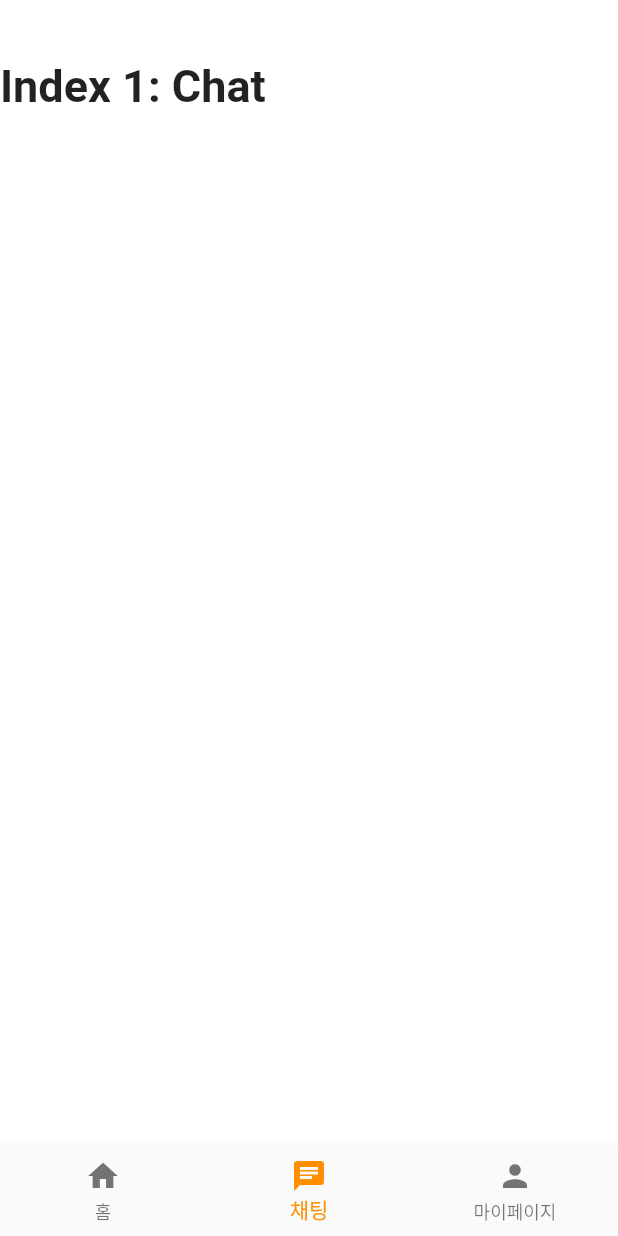
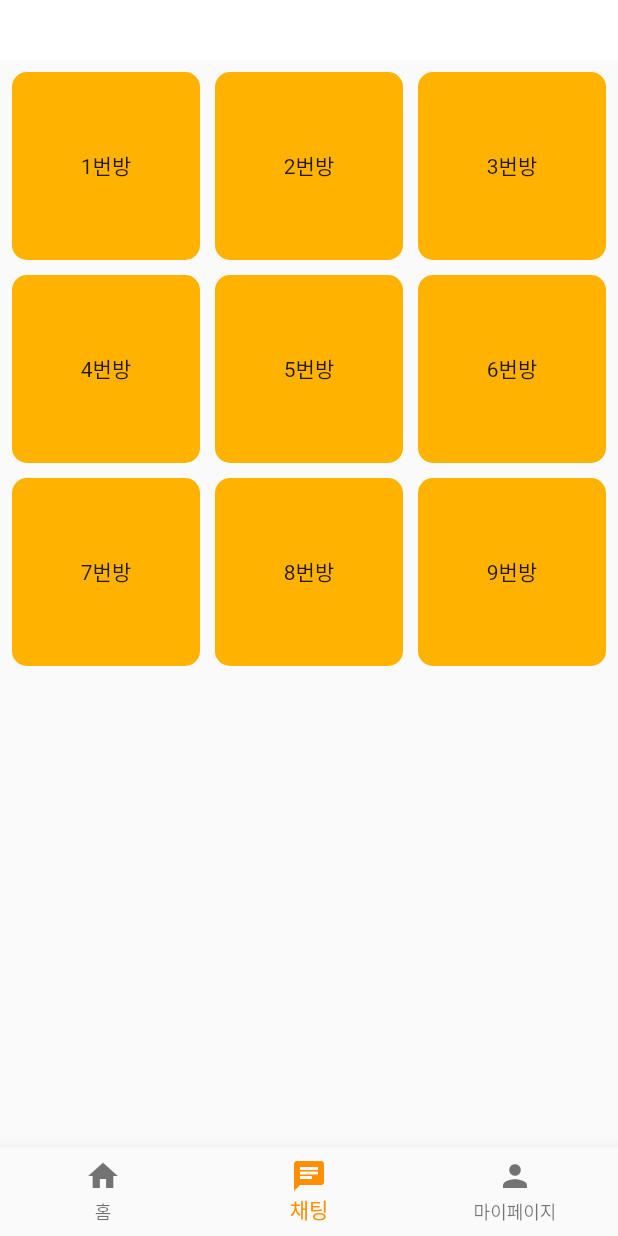
Before and after one commit to YONG-GAM-SA/Frontend, a Flutter app: the screen it shows after launch, item 2 of the bottom bar chosen, on a phone screen of 412 x 824 dp. Run offline on Flutter 3.47's test engine with Material 2 defaults, Android fonts, the light colour scheme and no system bars; missing offline and left inert: stomp_dart_client.

Commit message:
[feat] 채팅기능 뼈대 구현

```diff
--- /dev/null
+++ b/lib/screens/chat/chatroom_screen.dart
@@ -0,0 +1,47 @@
+import 'package:flutter/material.dart';
+import 'package:mapchatfe/screens/chat/chat_screen.dart';
+
+class ChatroomScreen extends StatelessWidget {
+  ChatroomScreen({super.key});
+
+  final List<int> chatrooms = [1, 2, 3, 4, 5, 6, 7, 8, 9];
+
+  @override
+  Widget build(BuildContext context) {
+    return Scaffold(
+        body: Padding(
+      padding: const EdgeInsets.all(8.0),
+      child: GridView.builder(
+        itemCount: chatrooms.length,
+        gridDelegate: const SliverGridDelegateWithFixedCrossAxisCount(
+          crossAxisCount: 3,
+          childAspectRatio: 1,
+          mainAxisSpacing: 10,
+          crossAxisSpacing: 10,
+        ),
+        itemBuilder: (context, index) {
+          return GestureDetector(
+            onTap: () {
+              Navigator.push(
+                context,
+                MaterialPageRoute(
+                  builder: (context) =>
+                      ChatScreen(chatroomId: chatrooms[index]),
+                ),
+              );
+            },
+            child: Container(
+              decoration: BoxDecoration(
+                color: Colors.amber[600],
+                borderRadius: BorderRadius.circular(10),
+              ),
+              child: Center(
+                child: Text('${chatrooms[index]}번방'),
+              ),
+            ),
+          );
+        },
+      ),
+    ));
+  }
+}
--- a/lib/screens/home_screen.dart
+++ b/lib/screens/home_screen.dart
@@ -1,4 +1,5 @@
 import 'package:flutter/material.dart';
+import 'package:mapchatfe/screens/chat/chatroom_screen.dart';
 import 'package:mapchatfe/screens/mypage_screen.dart';
 
 class HomeScreen extends StatefulWidget {
@@ -14,16 +15,13 @@ class _HomeScreenState extends State<HomeScreen> {
   int _selectedIndex = 0;
   static const TextStyle optionStyle =
       TextStyle(fontSize: 30, fontWeight: FontWeight.bold);
-  static const List<Widget> _widgetOptions = <Widget>[
-    Text(
+  static final List<Widget> _widgetOptions = <Widget>[
+    const Text(
       'Index 0: Home',
       style: optionStyle,
     ),
-    Text(
-      'Index 1: Chat',
-      style: optionStyle,
-    ),
-    MyPageScreen(),
+    ChatroomScreen(),
+    const MyPageScreen(),
   ];
   void _onItemTapped(int index) {
     setState(() {
```
Also changed, not shown: lib/models/chat/chat_model.dart (added, +9 -0 lines), lib/models/chat/chatroom_model.dart (added, +9 -0 lines), lib/screens/chat/chat_screen.dart (added, +107 -0 lines), lib/widgets/chat/chat_message.dart (added, +39 -0 lines), pubspec.yaml (+7 -0 lines), pubspec.lock.
